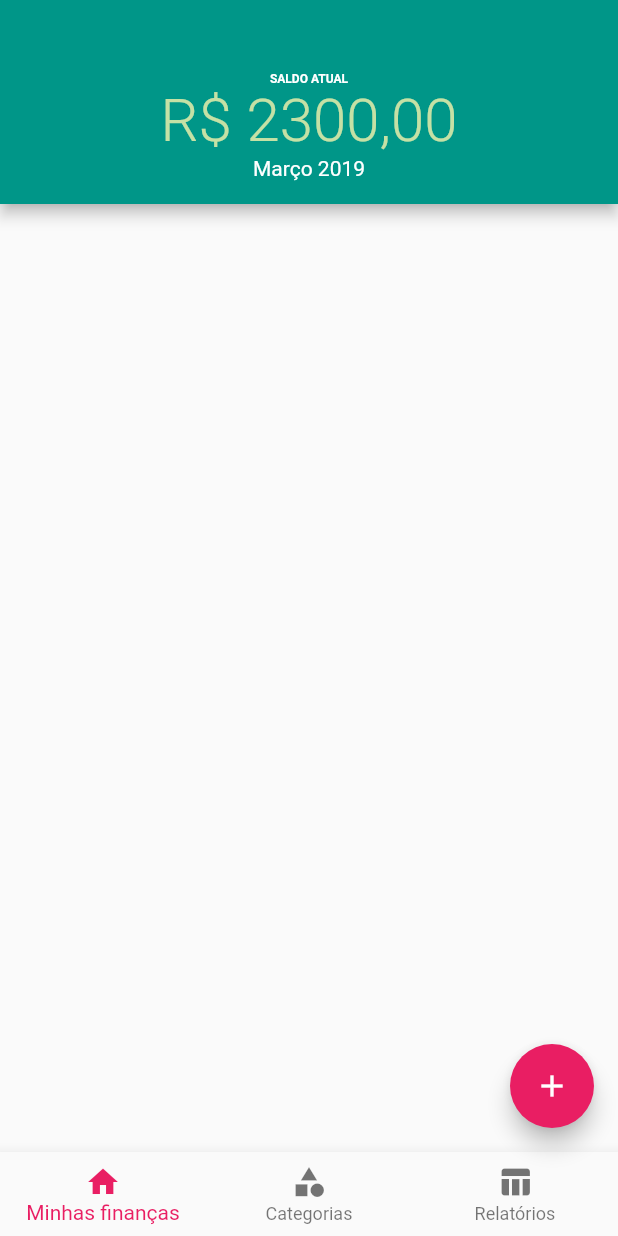
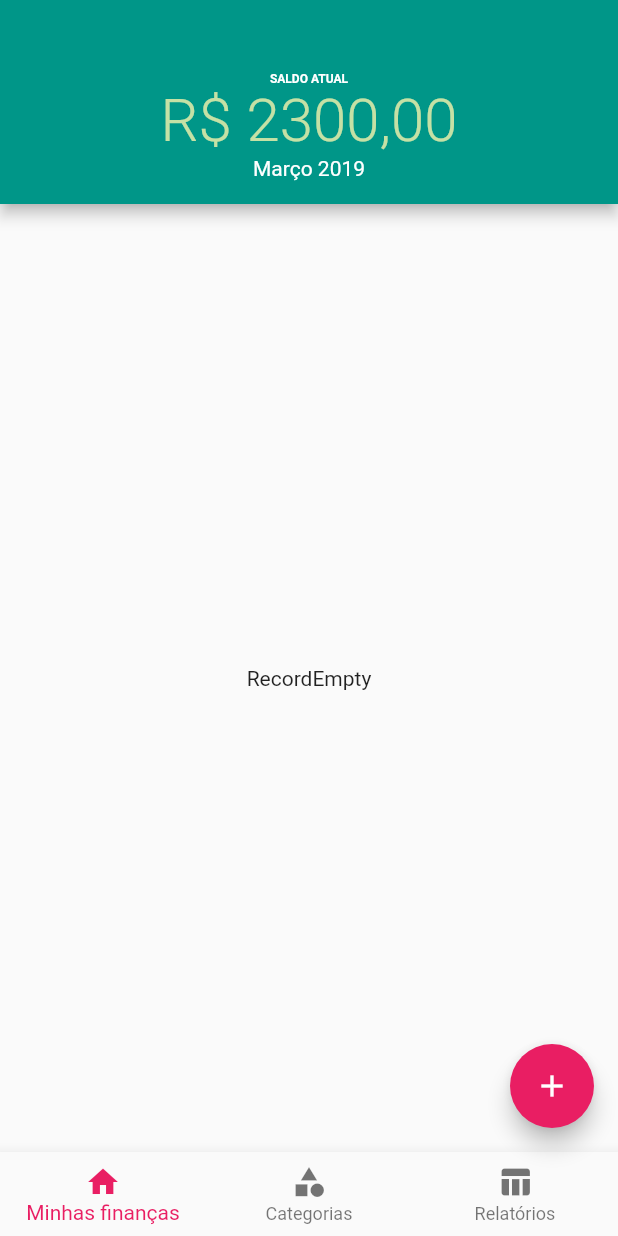
Before and after one commit to castrors/personal_budget_old, a Flutter app: the screen it shows after launch, on a phone screen of 412 x 824 dp. Run offline on Flutter 3.47's test engine with Material 2 defaults, Android fonts, the phone set to English and light mode, and no system bars; our stand-ins replace bloc, datetime_picker_formfield, equatable, flutter_bloc.

Commit message:
Add Bloc as state management

```diff
--- /dev/null
+++ b/lib/bloc/blocs.dart
@@ -0,0 +1,3 @@
+export 'record_bloc.dart';
+export 'record_event.dart';
+export 'record_state.dart';
--- /dev/null
+++ b/lib/bloc/record_event.dart
@@ -0,0 +1,13 @@
+import 'package:equatable/equatable.dart';
+import 'package:meta/meta.dart';
+import 'package:personal_budget/models/record.dart';
+
+abstract class RecordEvent extends Equatable {}
+
+class FetchRecord extends RecordEvent {}
+
+class AddRecord extends RecordEvent {
+  final Record record;
+
+  AddRecord({@required this.record});
+}
--- /dev/null
+++ b/lib/bloc/record_state.dart
@@ -0,0 +1,29 @@
+import 'package:equatable/equatable.dart';
+import 'package:meta/meta.dart';
+import 'package:personal_budget/models/record.dart';
+
+abstract class RecordState extends Equatable {
+  RecordState([List props = const []]) : super(props);
+}
+
+class RecordEmpty extends RecordState {}
+
+class RecordLoading extends RecordState {}
+
+class RecordLoaded extends RecordState {
+  final List<Record> records;
+
+  RecordLoaded({@required this.records})
+      : assert(records != null),
+        super([records]);
+}
+
+class RecordSaved extends RecordState {
+  final Record record;
+
+  RecordSaved({@required this.record})
+      : assert(record != null),
+        super([record]);
+}
+
+class RecordError extends RecordState {}
--- a/lib/main.dart
+++ b/lib/main.dart
@@ -1,16 +1,34 @@
+import 'package:bloc/bloc.dart';
 import 'package:flutter/material.dart';
 
 import 'package:personal_budget/record/record_list.dart';
+import 'package:personal_budget/record/record_repository.dart';
+import 'package:personal_budget/simple_bloc_delegate.dart';
 
-void main() => runApp(MyApp());
+void main() {
+  BlocSupervisor().delegate = SimpleBlocDelegate();
+  final RecordRepository recordRepository = RecordRepository();
+  runApp(App(recordRepository: recordRepository));
+}
 
-class MyApp extends StatelessWidget {
+class App extends StatefulWidget {
+  RecordRepository recordRepository;
+
+  App({Key key, @required this.recordRepository})
+      : assert(recordRepository != null),
+        super(key: key);
+
+  @override
+  _AppState createState() => _AppState();
+}
+
+class _AppState extends State<App> {
   @override
   Widget build(BuildContext context) {
     return MaterialApp(
       title: 'Flutter Demo',
       theme: ThemeData(primarySwatch: Colors.pink, primaryColor: Colors.teal),
-      home: RecordList(),
+      home: RecordList(recordRepository: widget.recordRepository),
     );
   }
 }
--- a/lib/record/record_list.dart
+++ b/lib/record/record_list.dart
@@ -1,15 +1,30 @@
 import 'package:flutter/material.dart';
+import 'package:personal_budget/bloc/blocs.dart';
 import 'package:personal_budget/models/record.dart';
 import 'package:personal_budget/record/record_detail.dart';
+import 'package:personal_budget/record/record_repository.dart';
+import 'package:flutter_bloc/flutter_bloc.dart';
 
 class RecordList extends StatefulWidget {
-  RecordList({Key key}) : super(key: key);
+  final RecordRepository recordRepository;
+  RecordList({Key key, @required this.recordRepository})
+      : assert(recordRepository != null),
+        super(key: key);
 
   @override
   _RecordListState createState() => _RecordListState();
 }
 
 class _RecordListState extends State<RecordList> {
+  RecordBloc _recordBloc;
+
+  @override
+  void initState() {
+    super.initState();
+    _recordBloc = RecordBloc(recordRepository: widget.recordRepository);
+    _recordBloc.dispatch(FetchRecord());
+  }
+
   void _navigateToRecordDetail() async {
     final record = await Navigator.push(
       context,
@@ -17,13 +32,11 @@ class _RecordListState extends State<RecordList> {
         builder: (context) => RecordDetail(),
       ),
     );
-
-    setState(() {
-      items.add(record);
-    });
+    if(record!=null){
+      _recordBloc.dispatch(AddRecord(record: record));
+      _recordBloc.dispatch(FetchRecord());
+    }
   }
-
-  List<Record> items = [];
 
   @override
   Widget build(BuildContext context) {
@@ -50,11 +63,28 @@ class _RecordListState extends State<RecordList> {
           preferredSize: Size(0.0, 80.0),
         ),
       ),
-      body: ListView.builder(
-          itemCount: items.length,
-          itemBuilder: (BuildContext context, int index) {
-            return provideListItem(index);
-          }),
+      body: Center(
+          child: BlocBuilder(
+              bloc: _recordBloc,
+              builder: (_, RecordState state) {
+                if (state is RecordEmpty) {
+                  return Center(child: Text('RecordEmpty'));
+                }
+                if (state is RecordLoading) {
+                  return Center(child: CircularProgressIndicator());
+                }
+                if (state is RecordLoaded) {
+                  final records = state.records;
+                  return ListView.builder(
+                      itemCount: records.length,
+                      itemBuilder: (BuildContext context, int index) {
+                        return provideListItem(records[index]);
+                      });
+                }
+                if(state is RecordError){
+                  return Center(child: Text('RecordError'));
+                }
+              })),
       floatingActionButton: FloatingActionButton(
         onPressed: _navigateToRecordDetail,
         tooltip: 'Increment',
@@ -73,20 +103,20 @@ class _RecordListState extends State<RecordList> {
     );
   }
 
-  Widget provideListItem(int index) {
+  Widget provideListItem(Record record) {
     return ListTile(
       title: Text(
-        items[index].category,
+        record.category,
         style: TextStyle(
             color: Colors.orangeAccent,
             fontSize: 12,
             fontWeight: FontWeight.bold),
       ),
-      subtitle: Text(items[index].description),
+      subtitle: Text(record.description),
       trailing: Column(
         children: <Widget>[
-          provideAmound(items[index]),
-          Text(items[index].date.toString()),
+          provideAmound(record),
+          Text(record.date.toString()),
         ],
       ),
     );
--- /dev/null
+++ b/lib/record/record_repository.dart
@@ -0,0 +1,16 @@
+
+import 'package:personal_budget/models/record.dart';
+
+class RecordRepository {
+
+  List<Record> _records = [];
+
+  List<Record> getRecords() {
+    return _records;
+  }
+
+  Record addRecord(Record record){
+    _records.add(record);
+    return record;
+  }
+}
--- a/pubspec.yaml
+++ b/pubspec.yaml
@@ -13,6 +13,7 @@ dependencies:
   cupertino_icons: ^0.1.2
   equatable: ^0.2.0
   datetime_picker_formfield: 0.1.8
+  flutter_bloc: ^0.7.0
 
 dev_dependencies:
   flutter_test:
```
Also changed, not shown: lib/bloc/record_bloc.dart (added, +39 -0 lines), lib/simple_bloc_delegate.dart (added, +8 -0 lines), pubspec.lock.
